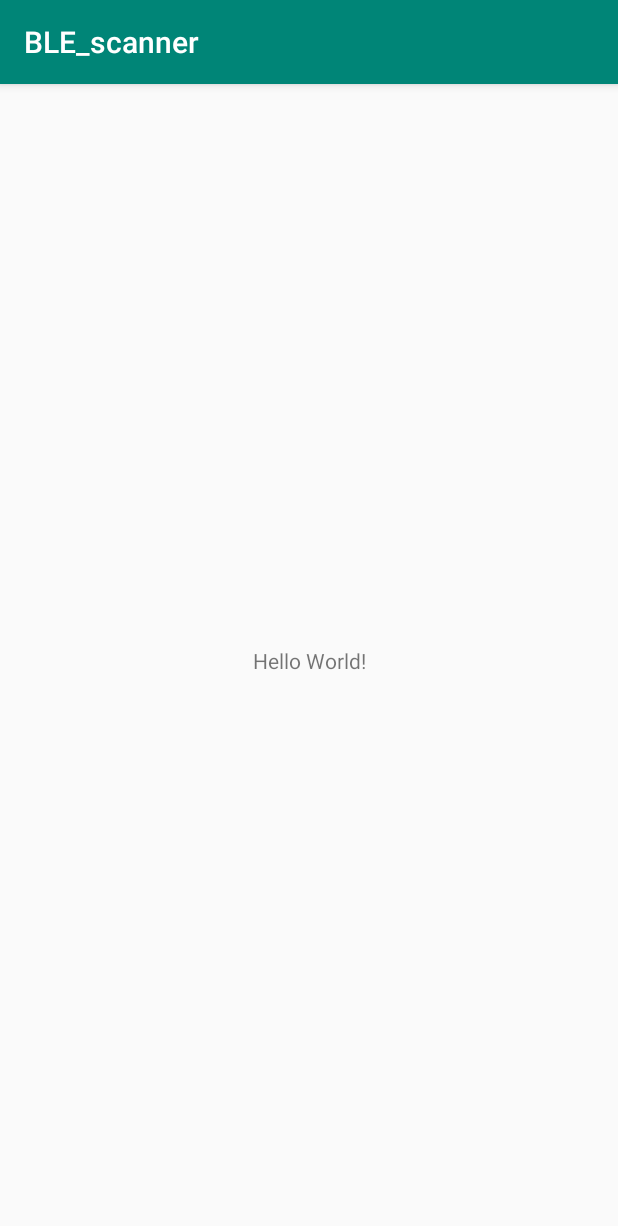
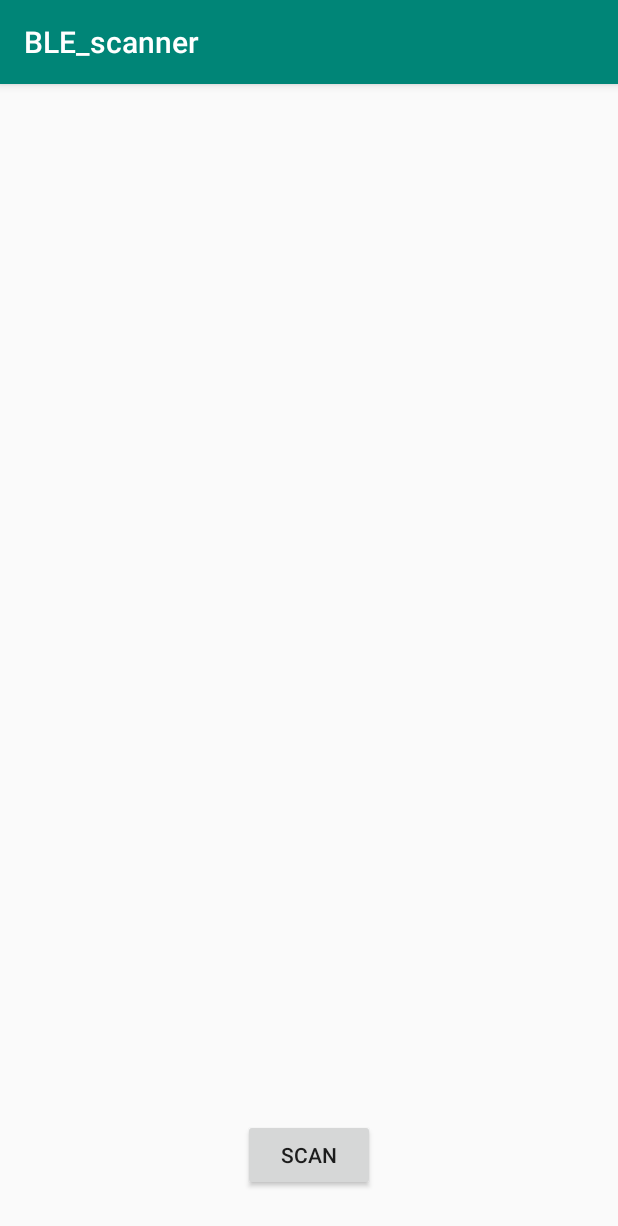
Before and after one commit to xuanjiao/BLE_scanner, an Android app: the screen it shows after launch (MainActivity), on a phone screen of 412 x 824 dp. Shown: the top 1226 px of the screen. Run offline under Robolectric (Android 15) with nearby library versions, the phone set to English and light mode, and no system bars.

Commit message:
implement device object, scanner

```diff
--- a/app/src/main/res/layout/activity_main.xml
+++ b/app/src/main/res/layout/activity_main.xml
@@ -1,18 +1,24 @@
 <?xml version="1.0" encoding="utf-8"?>
-<android.support.constraint.ConstraintLayout xmlns:android="http://schemas.android.com/apk/res/android"
+<RelativeLayout
+    xmlns:android="http://schemas.android.com/apk/res/android"
     xmlns:app="http://schemas.android.com/apk/res-auto"
     xmlns:tools="http://schemas.android.com/tools"
     android:layout_width="match_parent"
     android:layout_height="match_parent"
-    tools:context=".MainActivity">
+    tools:context=".MainActivity"
+    android:orientation="vertical">
 
     <TextView
+        android:id="@+id/device_text_view"
+        android:layout_width="match_parent"
+        android:layout_height="400dp" />
+    <Button
+        android:id="@+id/scan_button"
         android:layout_width="wrap_content"
         android:layout_height="wrap_content"
-        android:text="Hello World!"
-        app:layout_constraintBottom_toBottomOf="parent"
-        app:layout_constraintLeft_toLeftOf="parent"
-        app:layout_constraintRight_toRightOf="parent"
-        app:layout_constraintTop_toTopOf="parent" />
+        android:layout_centerHorizontal="true"
+        android:layout_alignParentBottom="true"
+        android:layout_marginBottom="30dp"
+        android:text="scan"/>
 
-</android.support.constraint.ConstraintLayout>
+</RelativeLayout>
```
